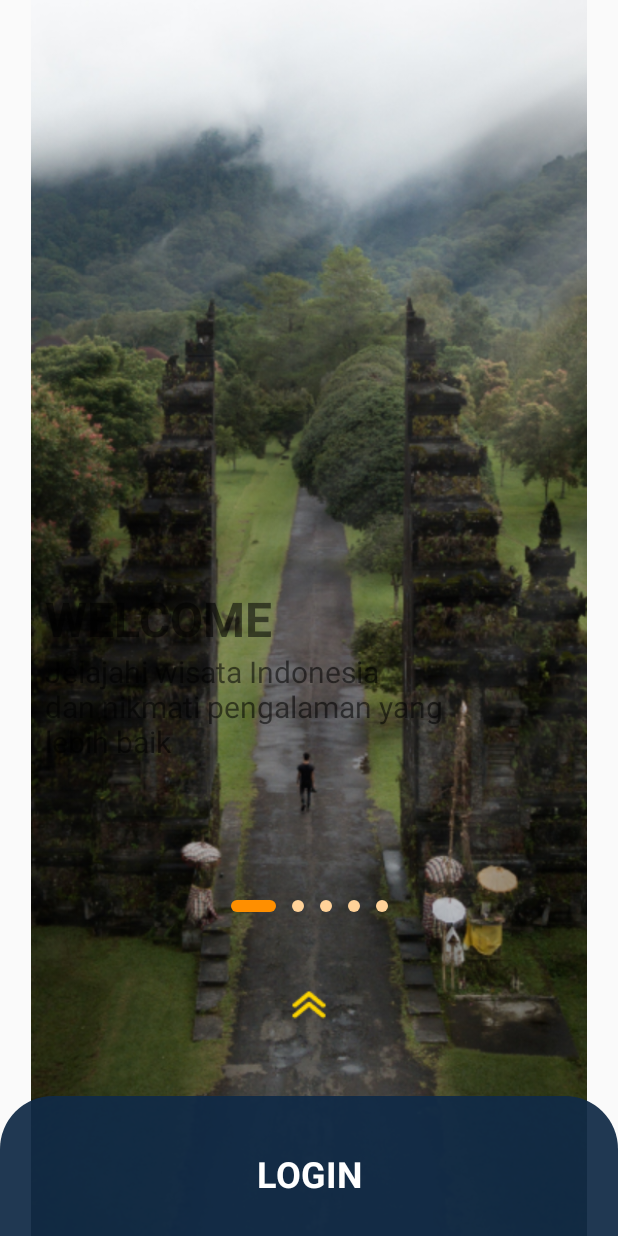
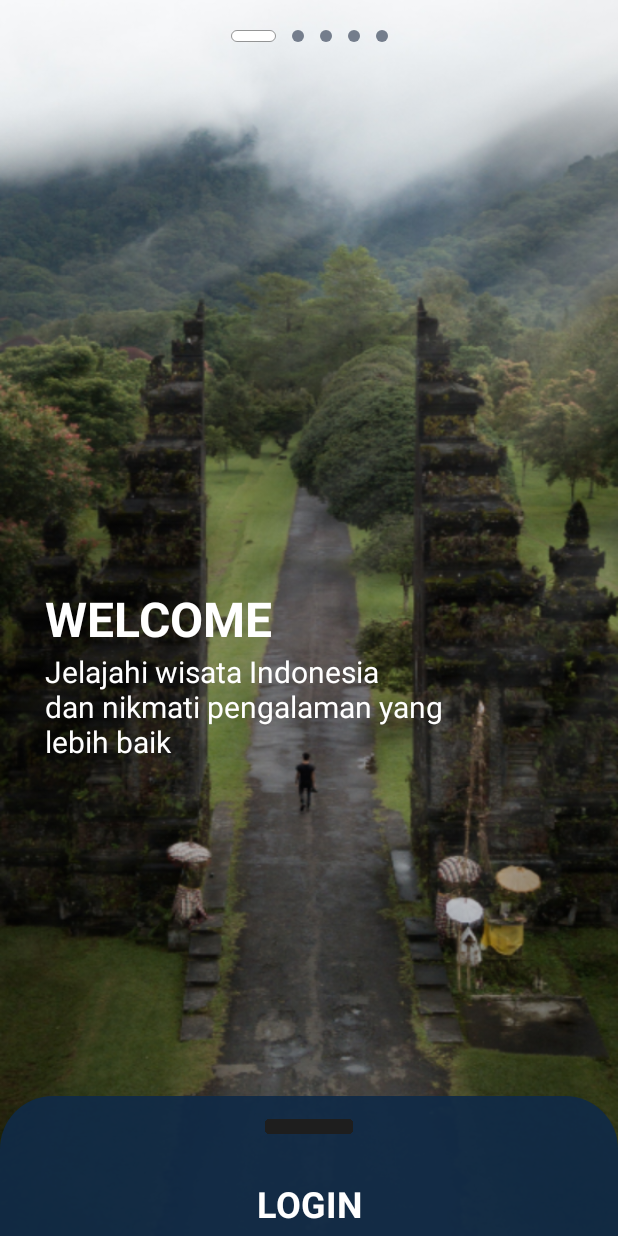
Before and after one commit to ZaAtsmaro28/Aplikasi_Pariwisata, an Android app: the screen it shows after launch (MainActivity), on a phone screen of 412 x 824 dp. Run offline under Robolectric (Android 15) with nearby library versions, the phone set to English and light mode, and no system bars.

Commit message:
debugging view: splash, onboard, login

```diff
--- a/app/src/main/java/com/example/macro/AdptOnboarding.kt
+++ b/app/src/main/java/com/example/macro/AdptOnboarding.kt
@@ -17,8 +17,8 @@ class AdptOnboarding(private val onboardingItem : List<OnboardingMacro>) :
         private val textDescription = view.findViewById<TextView>(R.id.desk)
 
         fun bin(onboardingItem :OnboardingMacro){
-            imageOnboarding.setImageResource(onboardingItem.image)
-            textTittle.text =onboardingItem.judul
+            imageOnboarding.setBackgroundResource(onboardingItem.image)
+            textTittle.text = onboardingItem.judul
             textDescription.text =onboardingItem.desk
         }
     }
--- a/app/src/main/res/drawable/indicator_active_bg.xml
+++ b/app/src/main/res/drawable/indicator_active_bg.xml
@@ -1,8 +1,12 @@
 <?xml version="1.0" encoding="utf-8"?>
 <shape xmlns:android="http://schemas.android.com/apk/res/android"
     android:shape="rectangle">
-    <solid android:color="@color/custom_secondary"/>
+    <solid android:color="@color/white"/>
     <corners android:radius="20dp"/>
+    <stroke
+        android:color="@color/black_transparent"
+
+        android:width="0.1dp"/>
     <size android:width="30dp"
         android:height="8dp"/>
 
--- a/app/src/main/res/drawable/indicator_inative_bg.xml
+++ b/app/src/main/res/drawable/indicator_inative_bg.xml
@@ -1,7 +1,9 @@
 <?xml version="1.0" encoding="utf-8"?>
-<shape xmlns:android="http://schemas.android.com/apk/res/android"
+<shape
+    xmlns:android="http://schemas.android.com/apk/res/android"
     android:shape="oval">
-    <solid android:color="@color/custom_secondary_light"/>
+    <solid
+        android:color="@color/gray"/>
     <size
         android:width="8dp"
         android:height="8dp"/>
--- a/app/src/main/res/layout/activity_main.xml
+++ b/app/src/main/res/layout/activity_main.xml
@@ -25,20 +25,14 @@
         android:id="@+id/indicatorContent"
         android:layout_width="wrap_content"
         android:layout_height="wrap_content"
-        android:layout_marginTop="600dp"
+        android:layout_marginTop="20dp"
         android:orientation="horizontal"
         app:layout_constraintEnd_toEndOf="parent"
         app:layout_constraintStart_toStartOf="parent"
-        app:layout_constraintTop_toTopOf="parent" />
-    <ImageView
-        android:id="@+id/swipe"
-        android:layout_width="wrap_content"
-        android:layout_height="wrap_content"
-        android:layout_marginTop="650dp"
-        android:src="@drawable/swipe_login"
-        app:layout_constraintEnd_toEndOf="parent"
-        app:layout_constraintStart_toStartOf="parent"
-        app:layout_constraintTop_toTopOf="parent" />
+        app:layout_constraintTop_toTopOf="parent"
+        />
+
+
 
    <androidx.coordinatorlayout.widget.CoordinatorLayout
        android:id="@+id/coordinatorr"
@@ -65,9 +59,10 @@
 
                <ImageView
                    android:id="@+id/block_black"
-                   android:layout_width="wrap_content"
-                   android:layout_height="wrap_content"
+                   android:layout_width="100dp"
+                   android:layout_height="10dp"
                    android:layout_marginTop="15dp"
+                   android:src="@drawable/rect"
                    app:layout_constraintEnd_toEndOf="parent"
                    app:layout_constraintStart_toStartOf="parent"
                    app:layout_constraintTop_toTopOf="parent" />
@@ -77,7 +72,7 @@
                    android:layout_width="wrap_content"
                    android:layout_height="wrap_content"
                    android:layout_gravity="center_horizontal"
-                   android:layout_marginTop="20dp"
+                   android:layout_marginTop="30dp"
                    android:text="LOGIN"
                    android:textColor="@color/white"
                    android:textSize="24sp"
--- a/app/src/main/res/layout/activity_splash.xml
+++ b/app/src/main/res/layout/activity_splash.xml
@@ -11,9 +11,9 @@
     <ImageView
         android:layout_width="100dp"
         android:layout_height="100dp"
-        android:layout_marginTop="312dp"
 
         android:src="@drawable/logo"
+        app:layout_constraintBottom_toBottomOf="parent"
         app:layout_constraintEnd_toEndOf="parent"
         app:layout_constraintHorizontal_bias="0.498"
         app:layout_constraintStart_toStartOf="parent"
@@ -25,10 +25,8 @@
         android:layout_height="323dp"
         app:layout_constraintBottom_toBottomOf="parent"
         app:layout_constraintEnd_toEndOf="parent"
-        app:layout_constraintHorizontal_bias="0.496"
         app:layout_constraintStart_toStartOf="parent"
         app:layout_constraintTop_toTopOf="parent"
-        app:layout_constraintVertical_bias="0.47"
         app:lottie_autoPlay="true"
         app:lottie_loop="true"
         app:lottie_rawRes="@raw/loading" />
--- a/app/src/main/res/layout/tittle_on_boarding.xml
+++ b/app/src/main/res/layout/tittle_on_boarding.xml
@@ -1,5 +1,6 @@
 <?xml version="1.0" encoding="utf-8"?>
-<androidx.constraintlayout.widget.ConstraintLayout xmlns:android="http://schemas.android.com/apk/res/android"
+<androidx.constraintlayout.widget.ConstraintLayout
+    xmlns:android="http://schemas.android.com/apk/res/android"
     xmlns:app="http://schemas.android.com/apk/res-auto"
     android:layout_width="match_parent"
     android:layout_height="match_parent">
@@ -7,14 +8,22 @@
     <ImageView
         android:id="@+id/imageOn"
         android:layout_width="match_parent"
-        android:layout_height="match_parent"/>
+        android:layout_height="match_parent"
+        app:layout_constraintStart_toStartOf="parent"
+        app:layout_constraintEnd_toEndOf="parent"
+        app:layout_constraintTop_toTopOf="parent"
+        app:layout_constraintBottom_toBottomOf="parent"
+        android:background="@drawable/login_bg"
+        />
 
     <TextView
         android:id="@+id/judul"
         android:layout_width="200dp"
         android:layout_height="wrap_content"
+        android:textColor="@color/white"
         android:textSize="32sp"
         android:textStyle="bold"
+        android:text="TITLE"
         app:layout_constraintBottom_toBottomOf="parent"
         app:layout_constraintEnd_toEndOf="parent"
         app:layout_constraintHorizontal_bias="0.142"
@@ -25,9 +34,10 @@
         android:id="@+id/desk"
         android:layout_width="290dp"
         android:layout_height="wrap_content"
-        android:layout_marginBottom="148dp"
         android:textSize="20sp"
-
+        android:text="Description"
+        android:textColor="@color/white"
+        android:shadowColor="@color/black"
         app:layout_constraintEnd_toEndOf="parent"
         app:layout_constraintHorizontal_bias="0.247"
         app:layout_constraintStart_toStartOf="parent"
--- a/app/src/main/res/values-night/themes.xml
+++ b/app/src/main/res/values-night/themes.xml
@@ -1,6 +1,6 @@
 <resources xmlns:tools="http://schemas.android.com/tools">
     <!-- Base application theme. -->
-    <style name="Base.Theme.Macro" parent="Theme.Material3.DayNight.NoActionBar">
+    <style name="Base.Theme.Macro" parent="Theme.AppCompat.Light.NoActionBar">
         <!-- Customize your dark theme here. -->
         <!-- <item name="colorPrimary">@color/my_dark_primary</item> -->
     </style>
--- a/app/src/main/res/values/colors.xml
+++ b/app/src/main/res/values/colors.xml
@@ -2,6 +2,8 @@
 <resources>
     <color name="black">#FF000000</color>
     <color name="white">#FFFFFFFF</color>
+    <color name="black_transparent">#66000000</color>
+    <color name="gray">#747D8C</color>
     <color name="background">#1E1E1E</color>
     <color name="custom_secondary">#FF8F00</color>
     <color name="custom_secondary_light">#FFD299</color>
```
Also changed, not shown: app/src/main/res/drawable/rect.png.
